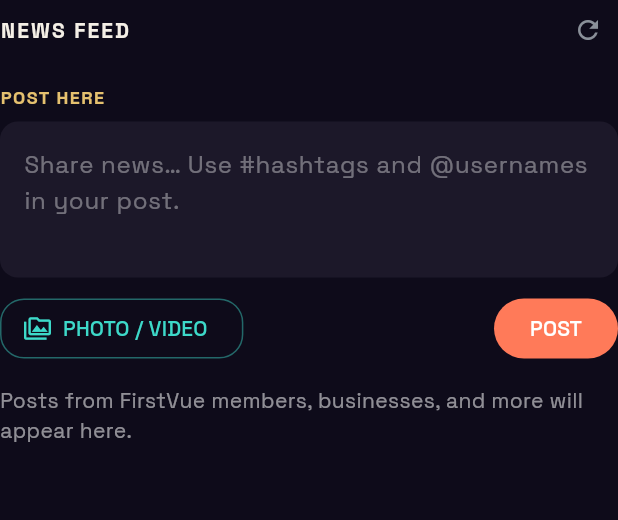
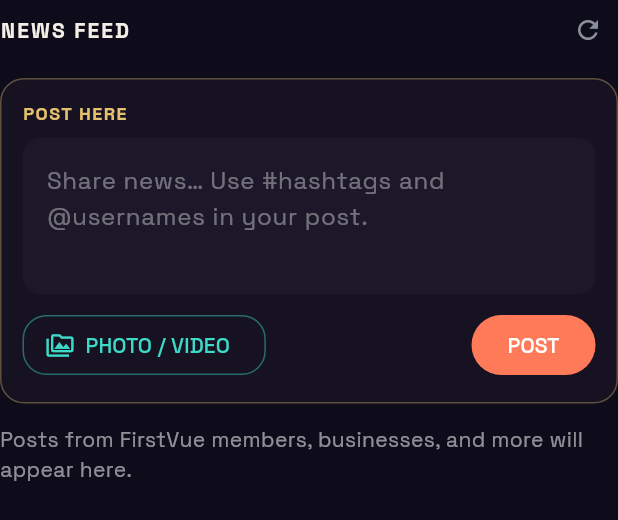
Before and after one commit to hkendale16-create/Firstvue, a Flutter app: the HomeNewsFeedSection widget shown alone on an empty page, opened directly, on a phone screen of 412 x 824 dp. Shown: the top 520 px of the screen. Run offline on Flutter 3.47's test engine with Material 3 defaults, Android fonts, the phone set to English and light mode, and no system bars; our stand-ins replace app_links, flutter_local_notifications, geolocator, image_picker, share_plus, shared_preferences and 3 more; missing offline and left inert: dart:html; accounts and stored records are empty; project files that could hold a hidden picture were left out.

Commit message:
Restore News Feed composer and post card borders.
Bring back the gold-outlined composer container and use bordered compact
post cards on the Home News Feed.

Co-authored-by: hkendale16-create <hkendale16-create@users.noreply.github.com>

```diff
--- a/lib/widgets/home_news_feed_section.dart
+++ b/lib/widgets/home_news_feed_section.dart
@@ -534,8 +534,15 @@ class _HomeNewsFeedSectionState extends State<HomeNewsFeedSection> {
           ],
         ),
         const SizedBox(height: 12),
-        Padding(
-          padding: const EdgeInsets.symmetric(vertical: 4),
+        Container(
+          padding: const EdgeInsets.all(14),
+          decoration: BoxDecoration(
+            color: FirstVueColors.surface,
+            borderRadius: BorderRadius.circular(16),
+            border: Border.all(
+              color: FirstVueColors.gold.withValues(alpha: .35),
+            ),
+          ),
           child: Column(
             crossAxisAlignment: CrossAxisAlignment.start,
             children: [
@@ -653,7 +660,7 @@ class _HomeNewsFeedSectionState extends State<HomeNewsFeedSection> {
             ],
           ),
         ),
-        const SizedBox(height: 10),
+        const SizedBox(height: 14),
         if (_loadingPosts)
           const Center(
             child: Padding(
@@ -685,9 +692,11 @@ class _HomeNewsFeedSectionState extends State<HomeNewsFeedSection> {
           Column(
             children: [
               for (var index = 0; index < _posts.length; index++)
-                CommunityNewsPostCard(
+                Padding(
+                  padding: const EdgeInsets.only(bottom: 12),
+                  child: CommunityNewsPostCard(
                     post: _posts[index],
-                  style: CommunityNewsPostCardStyle.timeline,
+                    style: CommunityNewsPostCardStyle.compact,
                     onTap: () => CommunityNewsPostDetailSheet.show(
                       context,
                       postId: _posts[index].id,
@@ -713,6 +722,7 @@ class _HomeNewsFeedSectionState extends State<HomeNewsFeedSection> {
                     onRepost: () => _repostPost(index),
                     repostedByMe: _repostedPostIds.contains(_posts[index].id),
                   ),
+                ),
             ],
           ),
       ],
```
Lines whose indentation alone changed are shown as unchanged.
